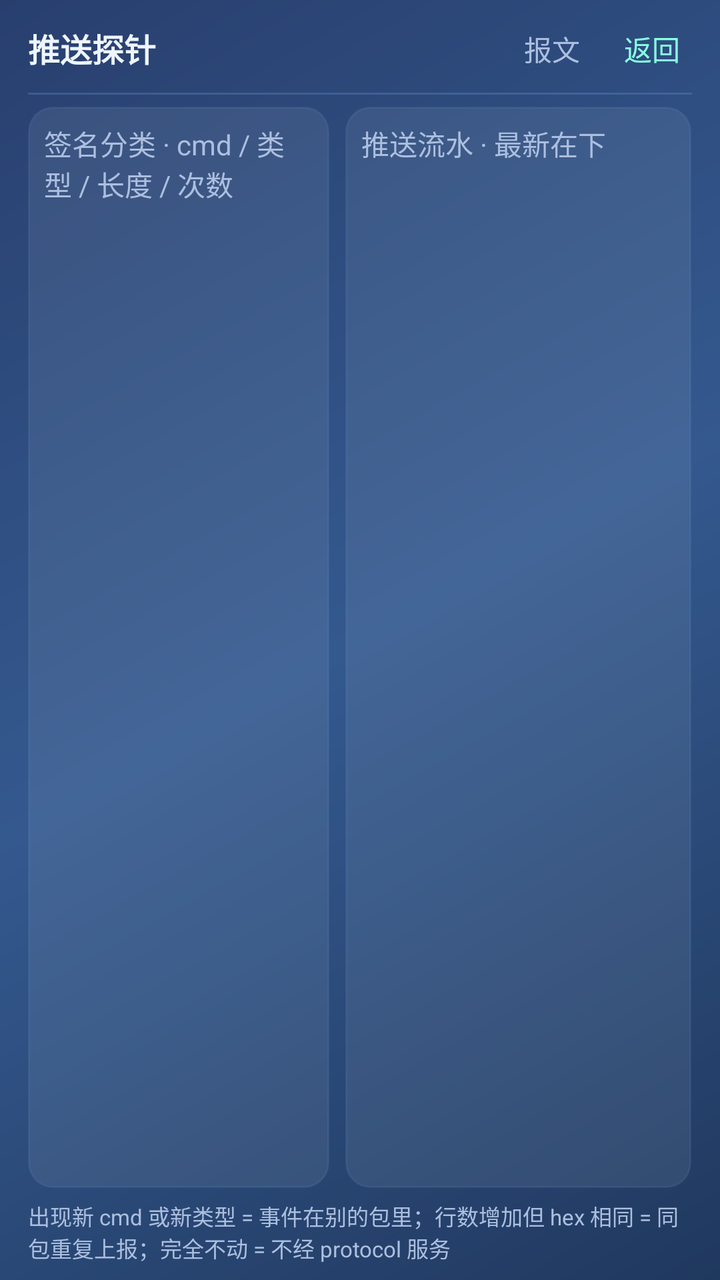
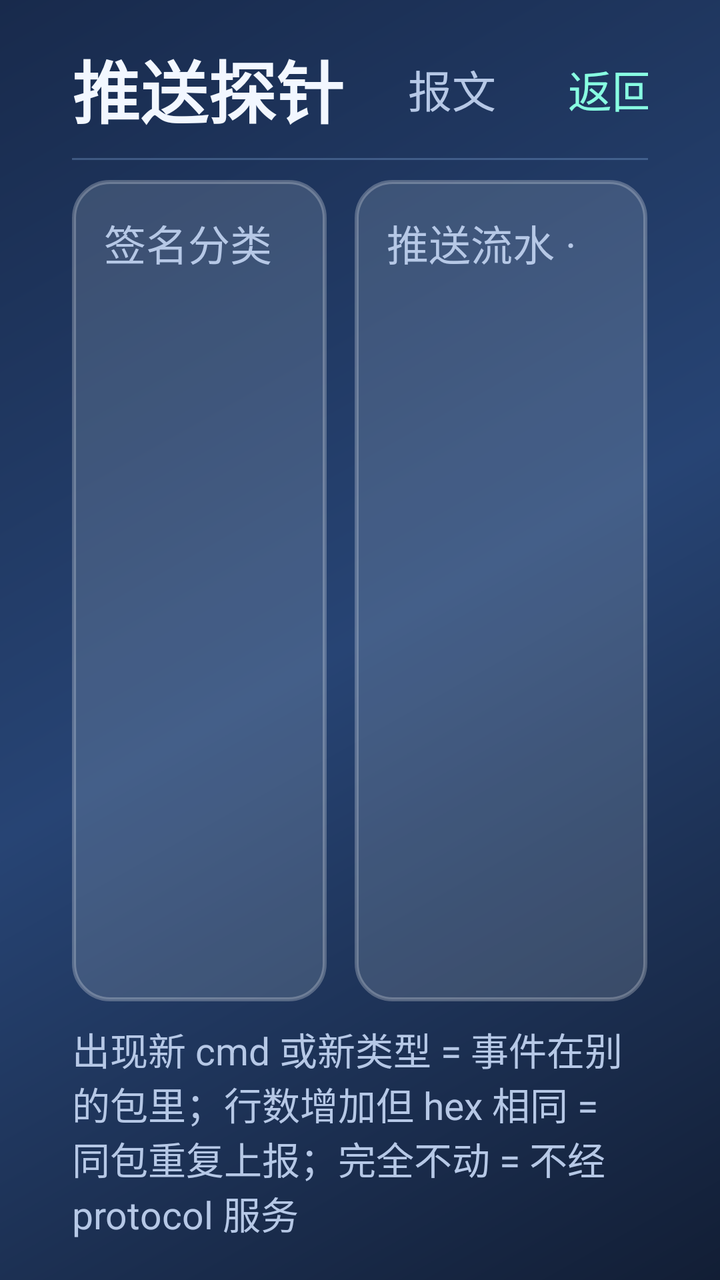

Screens rendered from an Android XML layout before and after an edit, with the pre-edit source and the edit as a unified diff.
<!-- AndroidManifest.xml: application theme Theme.Rc2 -->
<!-- res/layout/page_probe.xml -->
<?xml version="1.0" encoding="utf-8"?>
<LinearLayout xmlns:android="http://schemas.android.com/apk/res/android"
    android:layout_width="match_parent"
    android:layout_height="match_parent"
    android:background="@drawable/bg_screen"
    android:orientation="vertical"
    android:paddingStart="14dp"
    android:paddingTop="8dp"
    android:paddingEnd="14dp"
    android:paddingBottom="8dp">

    <LinearLayout
        android:layout_width="match_parent"
        android:layout_height="wrap_content"
        android:baselineAligned="false"
        android:gravity="center_vertical"
        android:orientation="horizontal">

        <TextView
            android:layout_width="wrap_content"
            android:layout_height="wrap_content"
            android:includeFontPadding="false"
            android:text="推送探针"
            android:textColor="@color/rc_text"
            android:textSize="16sp"
            android:textStyle="bold" />

        <TextView
            android:id="@+id/probeSummary"
            style="@style/RcTag"
            android:layout_marginStart="16dp"
            android:fontFamily="monospace"
            android:textSize="12sp" />

        <Space
            android:layout_width="0dp"
            android:layout_height="1dp"
            android:layout_weight="1" />

        <TextView
            android:id="@+id/btnBackToRaw"
            android:layout_width="wrap_content"
            android:layout_height="wrap_content"
            android:background="?android:attr/selectableItemBackground"
            android:includeFontPadding="false"
            android:padding="6dp"
            android:text="报文"
            android:textColor="@color/rc_muted"
            android:textSize="14sp" />

        <TextView
            android:id="@+id/btnBackFromProbe"
            android:layout_width="wrap_content"
            android:layout_height="wrap_content"
            android:layout_marginStart="10dp"
            android:background="?android:attr/selectableItemBackground"
            android:includeFontPadding="false"
            android:padding="6dp"
            android:text="返回"
            android:textColor="@color/rc_mint"
            android:textSize="14sp" />
    </LinearLayout>

    <View
        android:layout_width="match_parent"
        android:layout_height="1dp"
        android:layout_marginTop="6dp"
        android:background="@color/rc_line" />

    <LinearLayout
        android:layout_width="match_parent"
        android:layout_height="0dp"
        android:layout_marginTop="6dp"
        android:layout_weight="1"
        android:baselineAligned="false"
        android:orientation="horizontal">

        <LinearLayout
            android:layout_width="0dp"
            android:layout_height="match_parent"
            android:layout_weight="1"
            android:background="@drawable/bg_panel"
            android:orientation="vertical"
            android:padding="8dp">

            <TextView
                style="@style/RcSection"
                android:gravity="start"
                android:text="签名分类 · cmd / 类型 / 长度 / 次数" />

            <ScrollView
                android:layout_width="match_parent"
                android:layout_height="0dp"
                android:layout_weight="1">

                <TextView
                    android:id="@+id/probeSigs"
                    android:layout_width="match_parent"
                    android:layout_height="wrap_content"
                    android:fontFamily="monospace"
                    android:lineSpacingExtra="2dp"
                    android:textColor="@color/rc_text"
                    android:textSize="11sp" />
            </ScrollView>
        </LinearLayout>

        <LinearLayout
            android:layout_width="0dp"
            android:layout_height="match_parent"
            android:layout_marginStart="8dp"
            android:layout_weight="1.15"
            android:background="@drawable/bg_panel"
            android:orientation="vertical"
            android:padding="8dp">

            <TextView
                style="@style/RcSection"
                android:gravity="start"
                android:text="推送流水 · 最新在下" />

            <ScrollView
                android:id="@+id/probeScroll"
                android:layout_width="match_parent"
                android:layout_height="0dp"
                android:layout_weight="1">

                <TextView
                    android:id="@+id/probeRing"
                    android:layout_width="match_parent"
                    android:layout_height="wrap_content"
                    android:fontFamily="monospace"
                    android:lineSpacingExtra="2dp"
                    android:textColor="@color/rc_muted"
                    android:textSize="11sp" />
            </ScrollView>
        </LinearLayout>
    </LinearLayout>

    <TextView
        android:layout_width="match_parent"
        android:layout_height="wrap_content"
        android:layout_marginTop="6dp"
        android:includeFontPadding="false"
        android:text="出现新 cmd 或新类型 = 事件在别的包里；行数增加但 hex 相同 = 同包重复上报；完全不动 = 不经 protocol 服务"
        android:textColor="@color/rc_muted"
        android:textSize="11sp" />

</LinearLayout>
<!-- resources referenced by this layout -->
<resources>
  <color name="rc_line">#407BA3DF</color>
  <color name="rc_mint">#FF88FFE2</color>
  <color name="rc_muted">#FFACBFDF</color>
  <color name="rc_text">#FFEFF5FF</color>
  <!-- drawable bg_panel (drawable) -->
  <?xml version="1.0" encoding="utf-8"?>
  <shape xmlns:android="http://schemas.android.com/apk/res/android"
      android:shape="rectangle">
      <solid android:color="@color/rc_panel" />
      <corners android:radius="12dp" />
      <stroke
          android:width="1dp"
          android:color="#1F7BA3DF" />
  </shape>
  <!-- drawable bg_screen (drawable) -->
  <?xml version="1.0" encoding="utf-8"?>
  <shape xmlns:android="http://schemas.android.com/apk/res/android"
      android:shape="rectangle">
      <gradient
          android:angle="315"
          android:centerColor="@color/rc_bg_mid"
          android:endColor="@color/rc_bg_bottom"
          android:startColor="@color/rc_bg_top" />
  </shape>
  <style name="RcSection">
          <item name="android:layout_width">match_parent</item>
          <item name="android:layout_height">wrap_content</item>
          <item name="android:textColor">@color/rc_muted</item>
          <item name="android:textSize">14sp</item>
          <item name="android:gravity">center</item>
          <item name="android:paddingBottom">6dp</item>
      </style>
  <style name="RcTag">
          <item name="android:layout_width">wrap_content</item>
          <item name="android:layout_height">wrap_content</item>
          <item name="android:textColor">@color/rc_muted</item>
          <item name="android:textSize">13sp</item>
          <item name="android:includeFontPadding">false</item>
      </style>
  <style name="Theme.Rc2" parent="@android:style/Theme.Material.NoActionBar">
          <item name="android:windowBackground">@color/rc_bg_bottom</item>
          <item name="android:colorBackground">@color/rc_bg_bottom</item>
          <item name="android:statusBarColor">@color/rc_bg_bottom</item>
          <item name="android:navigationBarColor">@color/rc_bg_bottom</item>
      </style>
  <color name="rc_panel">#14EBF5FF</color>
  <color name="rc_bg_mid">#FF34598F</color>
  <color name="rc_bg_bottom">#FF20385E</color>
  <color name="rc_bg_top">#FF283F6E</color>
</resources>

<!-- the commit's change to res/layout/page_probe.xml (unified diff, before → after) -->
@@ -4,10 +4,10 @@
     android:layout_height="match_parent"
     android:background="@drawable/bg_screen"
     android:orientation="vertical"
-    android:paddingStart="14dp"
-    android:paddingTop="8dp"
-    android:paddingEnd="14dp"
-    android:paddingBottom="8dp">
+    android:paddingStart="36dp"
+    android:paddingTop="20dp"
+    android:paddingEnd="36dp"
+    android:paddingBottom="20dp">
 
     <LinearLayout
         android:layout_width="match_parent"
@@ -17,60 +17,47 @@
         android:orientation="horizontal">
 
         <TextView
+            style="@style/RcTitle"
             android:layout_width="wrap_content"
             android:layout_height="wrap_content"
-            android:includeFontPadding="false"
-            android:text="推送探针"
-            android:textColor="@color/rc_text"
-            android:textSize="16sp"
-            android:textStyle="bold" />
+            android:text="推送探针" />
 
         <TextView
             android:id="@+id/probeSummary"
-            style="@style/RcTag"
-            android:layout_marginStart="16dp"
-            android:fontFamily="monospace"
-            android:textSize="12sp" />
-
-        <Space
+            style="@style/RcValue"
             android:layout_width="0dp"
-            android:layout_height="1dp"
-            android:layout_weight="1" />
+            android:layout_height="wrap_content"
+            android:layout_marginStart="20dp"
+            android:layout_weight="1"
+            android:textSize="19sp" />
 
         <TextView
             android:id="@+id/btnBackToRaw"
+            style="@style/RcLink"
             android:layout_width="wrap_content"
             android:layout_height="wrap_content"
-            android:background="?android:attr/selectableItemBackground"
-            android:includeFontPadding="false"
-            android:padding="6dp"
             android:text="报文"
-            android:textColor="@color/rc_muted"
-            android:textSize="14sp" />
+            android:textColor="@color/rc_muted" />
 
         <TextView
             android:id="@+id/btnBackFromProbe"
+            style="@style/RcLink"
             android:layout_width="wrap_content"
             android:layout_height="wrap_content"
-            android:layout_marginStart="10dp"
-            android:background="?android:attr/selectableItemBackground"
-            android:includeFontPadding="false"
-            android:padding="6dp"
-            android:text="返回"
-            android:textColor="@color/rc_mint"
-            android:textSize="14sp" />
+            android:layout_marginStart="12dp"
+            android:text="返回仪表盘" />
     </LinearLayout>
 
     <View
         android:layout_width="match_parent"
         android:layout_height="1dp"
-        android:layout_marginTop="6dp"
+        android:layout_marginTop="10dp"
         android:background="@color/rc_line" />
 
     <LinearLayout
         android:layout_width="match_parent"
         android:layout_height="0dp"
-        android:layout_marginTop="6dp"
+        android:layout_marginTop="10dp"
         android:layout_weight="1"
         android:baselineAligned="false"
         android:orientation="horizontal">
@@ -81,57 +68,60 @@
             android:layout_weight="1"
             android:background="@drawable/bg_panel"
             android:orientation="vertical"
-            android:padding="8dp">
+            android:padding="16dp">
 
             <TextView
                 style="@style/RcSection"
-                android:gravity="start"
+                android:layout_width="match_parent"
+                android:layout_height="wrap_content"
                 android:text="签名分类 · cmd / 类型 / 长度 / 次数" />
 
             <ScrollView
                 android:layout_width="match_parent"
                 android:layout_height="0dp"
-                android:layout_weight="1">
+                android:layout_marginTop="6dp"
+                android:layout_weight="1"
+                android:scrollbars="vertical">
 
                 <TextView
                     android:id="@+id/probeSigs"
+                    style="@style/RcBody"
                     android:layout_width="match_parent"
                     android:layout_height="wrap_content"
-                    android:fontFamily="monospace"
-                    android:lineSpacingExtra="2dp"
                     android:textColor="@color/rc_text"
-                    android:textSize="11sp" />
+                    android:textSize="18sp" />
             </ScrollView>
         </LinearLayout>
 
         <LinearLayout
             android:layout_width="0dp"
             android:layout_height="match_parent"
-            android:layout_marginStart="8dp"
+            android:layout_marginStart="14dp"
             android:layout_weight="1.15"
             android:background="@drawable/bg_panel"
             android:orientation="vertical"
-            android:padding="8dp">
+            android:padding="16dp">
 
             <TextView
                 style="@style/RcSection"
-                android:gravity="start"
+                android:layout_width="match_parent"
+                android:layout_height="wrap_content"
                 android:text="推送流水 · 最新在下" />
 
             <ScrollView
                 android:id="@+id/probeScroll"
                 android:layout_width="match_parent"
                 android:layout_height="0dp"
-                android:layout_weight="1">
+                android:layout_marginTop="6dp"
+                android:layout_weight="1"
+                android:scrollbars="vertical">
 
                 <TextView
                     android:id="@+id/probeRing"
+                    style="@style/RcBody"
                     android:layout_width="match_parent"
                     android:layout_height="wrap_content"
-                    android:fontFamily="monospace"
-                    android:lineSpacingExtra="2dp"
-                    android:textColor="@color/rc_muted"
-                    android:textSize="11sp" />
+                    android:textSize="18sp" />
             </ScrollView>
         </LinearLayout>
     </LinearLayout>
@@ -139,10 +129,10 @@
     <TextView
         android:layout_width="match_parent"
         android:layout_height="wrap_content"
-        android:layout_marginTop="6dp"
+        android:layout_marginTop="10dp"
         android:includeFontPadding="false"
         android:text="出现新 cmd 或新类型 = 事件在别的包里；行数增加但 hex 相同 = 同包重复上报；完全不动 = 不经 protocol 服务"
         android:textColor="@color/rc_muted"
-        android:textSize="11sp" />
+        android:textSize="19sp" />
 
 </LinearLayout>
<!-- resource entries referenced after the edit -->
@@ -1,18 +1,18 @@
 <!-- resources referenced by this layout -->
 <resources>
-  <color name="rc_line">#407BA3DF</color>
+  <color name="rc_line">#4D8FB6E8</color>
   <color name="rc_mint">#FF88FFE2</color>
-  <color name="rc_muted">#FFACBFDF</color>
-  <color name="rc_text">#FFEFF5FF</color>
+  <color name="rc_muted">#FFB6C8E6</color>
+  <color name="rc_text">#FFF2F7FF</color>
   <!-- drawable bg_panel (drawable) -->
   <?xml version="1.0" encoding="utf-8"?>
   <shape xmlns:android="http://schemas.android.com/apk/res/android"
       android:shape="rectangle">
       <solid android:color="@color/rc_panel" />
-      <corners android:radius="12dp" />
+      <corners android:radius="18dp" />
       <stroke
-          android:width="1dp"
-          android:color="#1F7BA3DF" />
+          android:width="2dp"
+          android:color="#40FFFFFF" />
   </shape>
   <!-- drawable bg_screen (drawable) -->
   <?xml version="1.0" encoding="utf-8"?>
@@ -24,30 +24,54 @@
           android:endColor="@color/rc_bg_bottom"
           android:startColor="@color/rc_bg_top" />
   </shape>
+  <style name="RcBody">
+          <item name="android:textColor">@color/rc_muted</item>
+          <item name="android:textSize">21sp</item>
+          <item name="android:fontFamily">monospace</item>
+          <item name="android:lineSpacingExtra">5dp</item>
+      </style>
+  <style name="RcLink">
+          <item name="android:background">?android:attr/selectableItemBackground</item>
+          <item name="android:textColor">@color/rc_mint</item>
+          <item name="android:textSize">22sp</item>
+          <item name="android:includeFontPadding">false</item>
+          <item name="android:maxLines">1</item>
+          <item name="android:paddingStart">12dp</item>
+          <item name="android:paddingEnd">12dp</item>
+          <item name="android:paddingTop">6dp</item>
+          <item name="android:paddingBottom">6dp</item>
+          <item name="android:gravity">center</item>
+      </style>
   <style name="RcSection">
-          <item name="android:layout_width">match_parent</item>
-          <item name="android:layout_height">wrap_content</item>
           <item name="android:textColor">@color/rc_muted</item>
-          <item name="android:textSize">14sp</item>
-          <item name="android:gravity">center</item>
-          <item name="android:paddingBottom">6dp</item>
+          <item name="android:textSize">21sp</item>
+          <item name="android:includeFontPadding">false</item>
+          <item name="android:maxLines">1</item>
       </style>
-  <style name="RcTag">
-          <item name="android:layout_width">wrap_content</item>
-          <item name="android:layout_height">wrap_content</item>
+  <style name="RcTitle">
+          <item name="android:textColor">@color/rc_text</item>
+          <item name="android:textSize">34sp</item>
+          <item name="android:textStyle">bold</item>
+          <item name="android:includeFontPadding">false</item>
+          <item name="android:maxLines">1</item>
+      </style>
+  <style name="RcValue">
           <item name="android:textColor">@color/rc_muted</item>
-          <item name="android:textSize">13sp</item>
+          <item name="android:textSize">20sp</item>
+          <item name="android:fontFamily">monospace</item>
           <item name="android:includeFontPadding">false</item>
+          <item name="android:maxLines">1</item>
       </style>
   <style name="Theme.Rc2" parent="@android:style/Theme.Material.NoActionBar">
           <item name="android:windowBackground">@color/rc_bg_bottom</item>
           <item name="android:colorBackground">@color/rc_bg_bottom</item>
           <item name="android:statusBarColor">@color/rc_bg_bottom</item>
           <item name="android:navigationBarColor">@color/rc_bg_bottom</item>
+          <item name="android:windowNoTitle">true</item>
       </style>
-  <color name="rc_panel">#14EBF5FF</color>
-  <color name="rc_bg_mid">#FF34598F</color>
-  <color name="rc_bg_bottom">#FF20385E</color>
-  <color name="rc_bg_top">#FF283F6E</color>
+  <color name="rc_panel">#26EBF5FF</color>
+  <color name="rc_bg_mid">#FF274474</color>
+  <color name="rc_bg_bottom">#FF121E35</color>
+  <color name="rc_bg_top">#FF182A4C</color>
 </resources>
 
